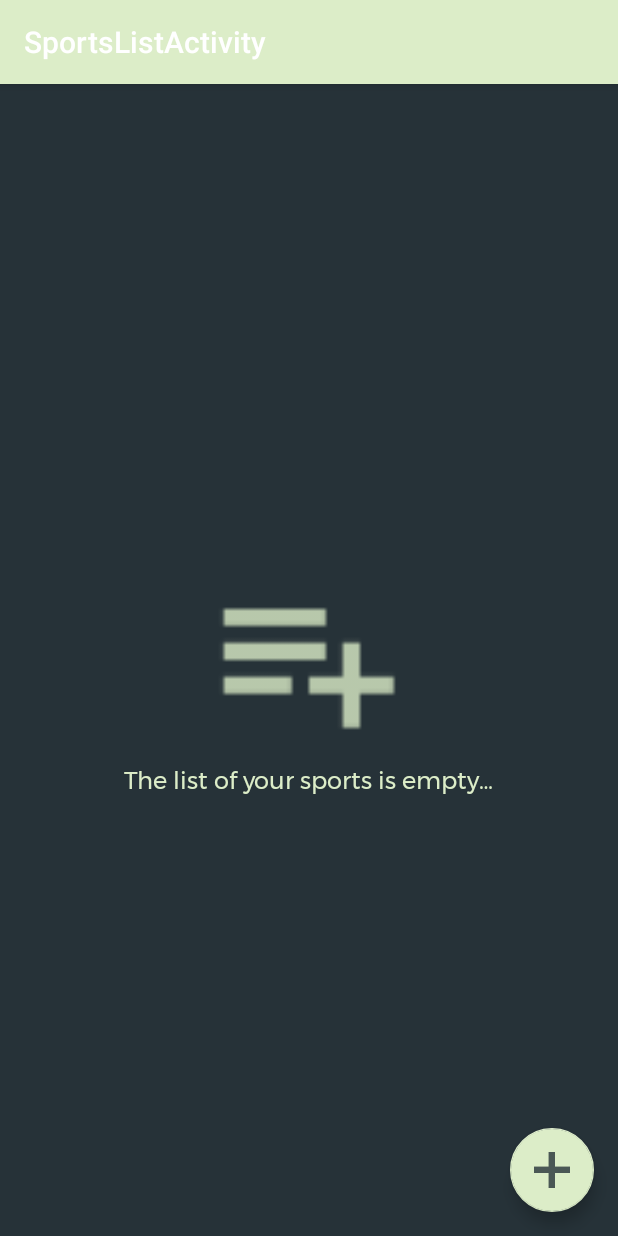
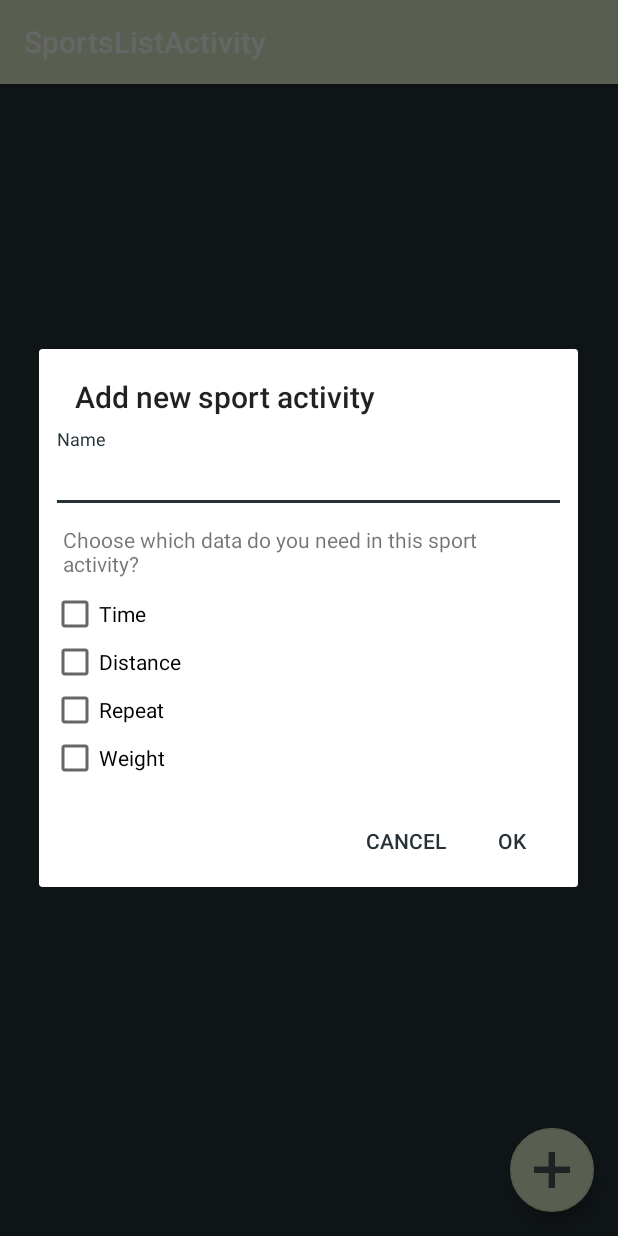
Before and after one commit to kamilkomnacki/SportResultsTracker, an Android app: the SportsListActivity screen opened directly, with no data from a screen before it, after a tap on an icon or button, on a phone screen of 412 x 824 dp. Run offline under Robolectric (Android 15) with nearby library versions, the light colour scheme and no system bars; 2 statements that could not run were skipped.

Commit message:
Add intent to EditSportActivity.

```diff
--- a/app/src/main/java/com/komnacki/sportresultstracker/SportsListActivity.kt
+++ b/app/src/main/java/com/komnacki/sportresultstracker/SportsListActivity.kt
@@ -3,17 +3,21 @@ package com.komnacki.sportresultstracker
 
 import android.arch.lifecycle.Observer
 import android.arch.lifecycle.ViewModelProviders
+import android.content.Intent
 import android.os.Bundle
 import android.support.v7.app.AppCompatActivity
 import android.support.v7.widget.LinearLayoutManager
 import android.support.v7.widget.RecyclerView
 import android.util.Log
+import android.view.LayoutInflater
+import android.view.View
 import android.widget.RelativeLayout
 import android.widget.Toast
 import com.komnacki.sportresultstracker.database.Sport
 import com.komnacki.sportresultstracker.database.SportConsts
 import kotlinx.android.synthetic.main.activity_sports_list.*
-import java.util.*
+import kotlinx.android.synthetic.main.alert_dialog_sport_input.view.*
+import kotlinx.android.synthetic.main.alert_dialog_user_input.*
 
 
 class SportsListActivity : AppCompatActivity() {
@@ -28,11 +32,16 @@ class SportsListActivity : AppCompatActivity() {
 
         val recyclerView: RecyclerView = findViewById(R.id.rv_sportsList)
         val emptyView: RelativeLayout = findViewById(R.id.empty_sportsList)
-        val adapter = SportsListAdapter(this)
+        val itemOnClick: (View, Int, Int, Long?) -> Unit = { recyclerView, type, position, id ->
+            val intent = Intent(this, SportEditActivity::class.java)
+            intent.putExtra(SportConsts.ID, id)
+            startActivity(intent)
+        }
+        val adapter = SportsListAdapter(this, itemOnClick)
         recyclerView.adapter = adapter
         recyclerView.layoutManager = LinearLayoutManager(this)
 
-        val userId = intent.getLongExtra(SportConsts.USER_ID, 0)
+        val userId = intent.getLongExtra(SportConsts.USER_ID, -1)
         Log.d(LOG_TAG, "INTENT EXTRA = " + userId)
 
         sportsListViewModel = ViewModelProviders
@@ -47,12 +56,46 @@ class SportsListActivity : AppCompatActivity() {
         adapter.registerAdapterDataObserver(EmptyListObserver(recyclerView, emptyView))
 
         fab.setOnClickListener { view ->
-            val sport = Sport()
-            sport.name = "User no. " + Random().nextInt(100000)
-            sport.recordsAmount = Random().nextInt(100000).toLong()
-            sportsListViewModel.insert(sport)
-            Log.d(LOG_TAG, "FAB has been clicked.")
-            Toast.makeText(applicationContext, "Add new item", Toast.LENGTH_SHORT).show()
+            insertNewSport(userId)
+            Toast.makeText(applicationContext, "Add new sport", Toast.LENGTH_SHORT).show()
         }
     }
+
+    private fun insertNewSport(userId: Long){
+        val alert = android.app.AlertDialog.Builder(this)
+        alert.setTitle("Add new sport activity")
+        val viewInflated = LayoutInflater
+                            .from(this)
+                            .inflate(R.layout.alert_dialog_sport_input,
+                                    fl_alert_dialog_user_input,
+                                    false)
+
+        val input = viewInflated.tv_input_sport
+        alert.setView(viewInflated)
+        alert.setPositiveButton(android.R.string.yes) { dialog, position ->
+            val sport = Sport()
+            val name = input.text.toString()
+            if(!isNameExist(name)) {
+                sport.name = name
+                sport.recordsAmount = 0
+                sport.user_id = userId
+                sport.hasTime = viewInflated.cb_hasTime.isChecked
+                sport.hasDistance = viewInflated.cb_hasDistance.isChecked
+                sport.hasRepeat = viewInflated.cb_hasRepeat.isChecked
+                sport.hasWeight = viewInflated.cb_hasWeight.isChecked
+                sportsListViewModel.insert(sport)
+            }
+        }
+        alert.setNegativeButton(android.R.string.no) { dialog, position -> dialog?.cancel() }
+        alert.show()
+    }
+
+    private fun isNameExist(name: String): Boolean{
+        if(sportsListViewModel.isNameExist(name)) {
+            Toast.makeText(this, "This name of sport is already exist!", Toast.LENGTH_SHORT).show()
+            return true
+        }
+
+        return false
+    }
 }
--- a/app/src/main/java/com/komnacki/sportresultstracker/SportsListAdapter.kt
+++ b/app/src/main/java/com/komnacki/sportresultstracker/SportsListAdapter.kt
@@ -11,7 +11,10 @@ import android.widget.TextView
 import com.komnacki.sportresultstracker.database.Sport
 import com.komnacki.sportresultstracker.database.SportRepository
 
-class SportsListAdapter(context: Context) : RecyclerView.Adapter<SportsListAdapter.ViewHolder>() {
+class SportsListAdapter(
+        val context: Context,
+        val itemOnClick: (View, Int, Int, Long?) -> Unit)
+        : RecyclerView.Adapter<SportsListAdapter.ViewHolder>() {
 
     private val LOG_TAG = SportsListAdapter::class.java.name
     private var inflater: LayoutInflater = LayoutInflater.from(context)
@@ -19,7 +22,7 @@ class SportsListAdapter(context: Context) : RecyclerView.Adapter<SportsListAdapt
 
     override fun onCreateViewHolder(parent: ViewGroup?, viewType: Int): ViewHolder {
         val itemView = inflater.inflate(R.layout.item_sports_list, parent, false)
-        return ViewHolder(itemView)
+        return ViewHolder(itemView).onClick(itemOnClick)
     }
 
     override fun getItemCount(): Int {
@@ -37,7 +40,6 @@ class SportsListAdapter(context: Context) : RecyclerView.Adapter<SportsListAdapt
         }
     }
 
-
     private fun deleteItem(current: Sport) {
         val sportRepository = SportRepository()
         sportRepository.delete(current)
@@ -49,6 +51,14 @@ class SportsListAdapter(context: Context) : RecyclerView.Adapter<SportsListAdapt
         Log.d(LOG_TAG, "Notify data set changed.")
     }
 
+    fun<T: RecyclerView.ViewHolder> T.onClick(event: (view: View, type: Int, position: Int, id: Long?) -> Unit): T {
+        itemView.setOnClickListener{
+            val id = list!!.get(adapterPosition).id
+            event.invoke(it, itemViewType, adapterPosition, id)
+        }
+        return this
+    }
+
     inner class ViewHolder(itemView: View) : RecyclerView.ViewHolder(itemView) {
         var sportsListItemView: TextView = itemView.findViewById(R.id.item_sportsList_tv_name)
         var sportsListItemDeleteBtn: ImageButton = itemView.findViewById(R.id.item_sportsList_btn_delete)
--- a/app/src/main/java/com/komnacki/sportresultstracker/UsersListAdapter.kt
+++ b/app/src/main/java/com/komnacki/sportresultstracker/UsersListAdapter.kt
@@ -12,7 +12,6 @@ import android.widget.ImageButton
 import android.widget.TextView
 import com.komnacki.sportresultstracker.database.User
 import com.komnacki.sportresultstracker.database.UserRepository
-import kotlinx.android.synthetic.main.item_users_list.view.*
 
 class UsersListAdapter(
         var context: Context,
@@ -62,7 +61,7 @@ class UsersListAdapter(
     }
 
     fun<T: RecyclerView.ViewHolder> T.onClick(event: (view: View, type: Int, position: Int, id: Long?) -> Unit): T {
-        itemView.item_usersList_tv_name.setOnClickListener{
+        itemView.setOnClickListener{
             val id = list!!.get(adapterPosition).id
             event.invoke(it, itemViewType, adapterPosition, id)
         }
--- a/app/src/main/java/com/komnacki/sportresultstracker/database/Sport.kt
+++ b/app/src/main/java/com/komnacki/sportresultstracker/database/Sport.kt
@@ -14,7 +14,7 @@ import android.arch.persistence.room.PrimaryKey
 class Sport {
     @PrimaryKey(autoGenerate = true)
     @ColumnInfo(name = SportConsts.ID)
-    protected var id: Long? = null
+    var id: Long? = null
 
     @ColumnInfo(name = SportConsts.USER_ID)
     var user_id: Long? = null
--- a/app/src/main/java/com/komnacki/sportresultstracker/database/UserRepository.kt
+++ b/app/src/main/java/com/komnacki/sportresultstracker/database/UserRepository.kt
@@ -47,8 +47,4 @@ class UserRepository() {
             return null
         }
     }
-
-
-
-
 }
--- /dev/null
+++ b/app/src/main/res/layout/alert_dialog_sport_input.xml
@@ -0,0 +1,57 @@
+<?xml version="1.0" encoding="utf-8"?>
+<FrameLayout xmlns:android="http://schemas.android.com/apk/res/android"
+    android:layout_width="match_parent"
+    android:layout_height="wrap_content"
+    android:id="@+id/fl_alert_dialog_sport_input"
+    android:padding="8dp">
+
+    <android.support.design.widget.TextInputLayout
+        android:layout_width="match_parent"
+        android:layout_height="wrap_content">
+
+        <AutoCompleteTextView
+            android:id="@+id/tv_input_sport"
+            android:layout_width="match_parent"
+            android:layout_height="wrap_content"
+            android:hint="@string/hint_name"
+            android:imeOptions="actionDone"
+            android:inputType="textPersonName" />
+        <TextView
+            android:layout_width="match_parent"
+            android:layout_height="wrap_content"
+            android:layout_margin="8dp"
+            android:text="Choose which data do you need in this sport activity? "/>
+
+        <CheckBox
+            android:id="@+id/cb_hasTime"
+            android:layout_width="wrap_content"
+            android:layout_height="wrap_content"
+            android:layout_weight="1"
+            android:text="Time" />
+
+        <CheckBox
+            android:id="@+id/cb_hasDistance"
+            android:layout_width="wrap_content"
+            android:layout_height="wrap_content"
+            android:layout_weight="1"
+            android:text="Distance" />
+
+        <CheckBox
+            android:id="@+id/cb_hasRepeat"
+            android:layout_width="wrap_content"
+            android:layout_height="wrap_content"
+            android:layout_weight="1"
+            android:text="Repeat" />
+
+        <CheckBox
+            android:id="@+id/cb_hasWeight"
+            android:layout_width="wrap_content"
+            android:layout_height="wrap_content"
+            android:layout_weight="1"
+            android:text="Weight" />
+
+
+
+    </android.support.design.widget.TextInputLayout>
+
+</FrameLayout>
```
Also changed, not shown: app/src/main/java/com/komnacki/sportresultstracker/SportEditActivity.kt (+7 -1 lines), app/src/main/java/com/komnacki/sportresultstracker/SportsListViewModel.kt (+8 -1 lines).
